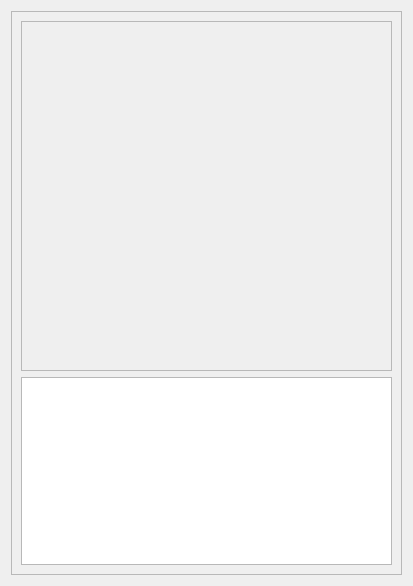
ashleefoureyes/quackjaws, file deliverable2-code/d2-source/viewanimals.ui: the form before one commit.
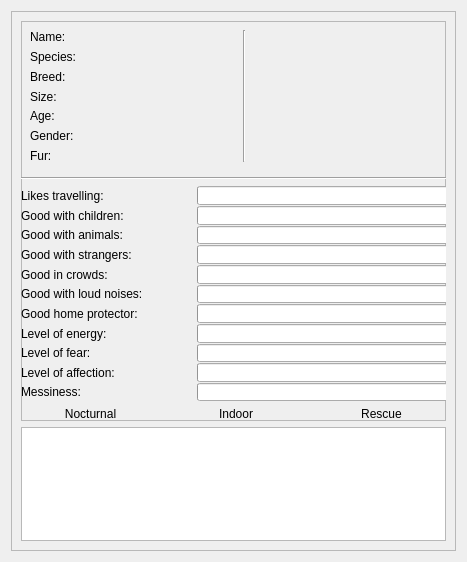
The form after the commit. Icons and pictures are not drawn.

Commit message: Animal view layout created

```diff
--- a/deliverable2-code/d2-source/viewanimals.ui
+++ b/deliverable2-code/d2-source/viewanimals.ui
@@ -6,8 +6,8 @@
    <rect>
     <x>0</x>
     <y>0</y>
-    <width>413</width>
-    <height>586</height>
+    <width>467</width>
+    <height>562</height>
    </rect>
   </property>
   <property name="windowTitle">
@@ -24,8 +24,8 @@
        <rect>
         <x>0</x>
         <y>0</y>
-        <width>399</width>
-        <height>572</height>
+        <width>453</width>
+        <height>548</height>
        </rect>
       </property>
       <layout class="QGridLayout" name="gridLayout_2">
@@ -37,7 +37,7 @@
          <property name="minimumSize">
           <size>
            <width>250</width>
-           <height>350</height>
+           <height>400</height>
           </size>
          </property>
          <property name="frameShape">
@@ -46,6 +46,730 @@
          <property name="frameShadow">
           <enum>QFrame::Raised</enum>
          </property>
+         <widget class="QWidget" name="widget_2" native="true">
+          <property name="geometry">
+           <rect>
+            <x>0</x>
+            <y>0</y>
+            <width>430</width>
+            <height>400</height>
+           </rect>
+          </property>
+          <property name="minimumSize">
+           <size>
+            <width>430</width>
+            <height>400</height>
+           </size>
+          </property>
+          <property name="maximumSize">
+           <size>
+            <width>430</width>
+            <height>400</height>
+           </size>
+          </property>
+          <layout class="QVBoxLayout" name="verticalLayout_4">
+           <item>
+            <widget class="QWidget" name="widget" native="true">
+             <property name="minimumSize">
+              <size>
+               <width>440</width>
+               <height>0</height>
+              </size>
+             </property>
+             <property name="maximumSize">
+              <size>
+               <width>400</width>
+               <height>150</height>
+              </size>
+             </property>
+             <layout class="QHBoxLayout" name="horizontalLayout_2">
+              <item>
+               <layout class="QVBoxLayout" name="verticalLayout">
+                <item>
+                 <layout class="QHBoxLayout" name="name">
+                  <item>
+                   <widget class="QLabel" name="lbName">
+                    <property name="minimumSize">
+                     <size>
+                      <width>50</width>
+                      <height>0</height>
+                     </size>
+                    </property>
+                    <property name="text">
+                     <string>Name:</string>
+                    </property>
+                   </widget>
+                  </item>
+                  <item>
+                   <widget class="QLabel" name="aName">
+                    <property name="minimumSize">
+                     <size>
+                      <width>100</width>
+                      <height>0</height>
+                     </size>
+                    </property>
+                    <property name="text">
+                     <string/>
+                    </property>
+                   </widget>
+                  </item>
+                 </layout>
+                </item>
+                <item>
+                 <layout class="QHBoxLayout" name="species">
+                  <item>
+                   <widget class="QLabel" name="lbSpecies">
+                    <property name="minimumSize">
+                     <size>
+                      <width>50</width>
+                      <height>0</height>
+                     </size>
+                    </property>
+                    <property name="text">
+                     <string>Species:</string>
+                    </property>
+                   </widget>
+                  </item>
+                  <item>
+                   <widget class="QLabel" name="aSpecies">
+                    <property name="minimumSize">
+                     <size>
+                      <width>100</width>
+                      <height>0</height>
+                     </size>
+                    </property>
+                    <property name="text">
+                     <string/>
+                    </property>
+                   </widget>
+                  </item>
+                 </layout>
+                </item>
+                <item>
+                 <layout class="QHBoxLayout" name="breed">
+                  <item>
+                   <widget class="QLabel" name="lbBreed">
+                    <property name="minimumSize">
+                     <size>
+                      <width>50</width>
+                      <height>0</height>
+                     </size>
+                    </property>
+                    <property name="text">
+                     <string>Breed:</string>
+                    </property>
+                   </widget>
+                  </item>
+                  <item>
+                   <widget class="QLabel" name="aBreed">
+                    <property name="minimumSize">
+                     <size>
+                      <width>100</width>
+                      <height>0</height>
+                     </size>
+                    </property>
+                    <property name="text">
+                     <string/>
+                    </property>
+                   </widget>
+                  </item>
+                 </layout>
+                </item>
+                <item>
+                 <layout class="QHBoxLayout" name="size">
+                  <item>
+                   <widget class="QLabel" name="lbSize">
+                    <property name="minimumSize">
+                     <size>
+                      <width>50</width>
+                      <height>0</height>
+                     </size>
+                    </property>
+                    <property name="text">
+                     <string>Size:</string>
+                    </property>
+                   </widget>
+                  </item>
+                  <item>
+                   <widget class="QLabel" name="aSize">
+                    <property name="minimumSize">
+                     <size>
+                      <width>100</width>
+                      <height>0</height>
+                     </size>
+                    </property>
+                    <property name="text">
+                     <string/>
+                    </property>
+                   </widget>
+                  </item>
+                 </layout>
+                </item>
+                <item>
+                 <layout class="QHBoxLayout" name="age">
+                  <item>
+                   <widget class="QLabel" name="lbAge">
+                    <property name="minimumSize">
+                     <size>
+                      <width>50</width>
+                      <height>0</height>
+                     </size>
+                    </property>
+                    <property name="text">
+                     <string>Age:</string>
+                    </property>
+                   </widget>
+                  </item>
+                  <item>
+                   <widget class="QLabel" name="aAge">
+                    <property name="minimumSize">
+                     <size>
+                      <width>100</width>
+                      <height>0</height>
+                     </size>
+                    </property>
+                    <property name="text">
+                     <string/>
+                    </property>
+                   </widget>
+                  </item>
+                 </layout>
+                </item>
+                <item>
+                 <layout class="QHBoxLayout" name="gender">
+                  <item>
+                   <widget class="QLabel" name="lbGender">
+                    <property name="minimumSize">
+                     <size>
+                      <width>50</width>
+                      <height>0</height>
+                     </size>
+                    </property>
+                    <property name="text">
+                     <string>Gender:</string>
+                    </property>
+                   </widget>
+                  </item>
+                  <item>
+                   <widget class="QLabel" name="aGender">
+                    <property name="minimumSize">
+                     <size>
+                      <width>100</width>
+                      <height>0</height>
+                     </size>
+                    </property>
+                    <property name="text">
+                     <string/>
+                    </property>
+                   </widget>
+                  </item>
+                 </layout>
+                </item>
+                <item>
+                 <layout class="QHBoxLayout" name="fur">
+                  <item>
+                   <widget class="QLabel" name="lbFur">
+                    <property name="minimumSize">
+                     <size>
+                      <width>50</width>
+                      <height>0</height>
+                     </size>
+                    </property>
+                    <property name="text">
+                     <string>Fur:</string>
+                    </property>
+                   </widget>
+                  </item>
+                  <item>
+                   <widget class="QLabel" name="aFur">
+                    <property name="minimumSize">
+                     <size>
+                      <width>100</width>
+                      <height>0</height>
+                     </size>
+                    </property>
+                    <property name="text">
+                     <string/>
+                    </property>
+                   </widget>
+                  </item>
+                 </layout>
+                </item>
+               </layout>
+              </item>
+              <item>
+               <widget class="Line" name="line_2">
+                <property name="orientation">
+                 <enum>Qt::Vertical</enum>
+                </property>
+               </widget>
+              </item>
+              <item>
+               <widget class="QLabel" name="lbAnimalImage">
+                <property name="minimumSize">
+                 <size>
+                  <width>200</width>
+                  <height>140</height>
+                 </size>
+                </property>
+                <property name="maximumSize">
+                 <size>
+                  <width>200</width>
+                  <height>140</height>
+                 </size>
+                </property>
+                <property name="text">
+                 <string/>
+                </property>
+                <property name="pixmap">
+                 <pixmap>../../../../dog-silhouette-hunting-dog.jpg</pixmap>
+                </property>
+                <property name="scaledContents">
+                 <bool>true</bool>
+                </property>
+               </widget>
+              </item>
+             </layout>
+            </widget>
+           </item>
+           <item>
+            <widget class="Line" name="line">
+             <property name="orientation">
+              <enum>Qt::Horizontal</enum>
+             </property>
+            </widget>
+           </item>
+           <item>
+            <layout class="QVBoxLayout" name="verticalLayout_3">
+             <item>
+              <layout class="QVBoxLayout" name="verticalLayout_2">
+               <property name="spacing">
+                <number>1</number>
+               </property>
+               <property name="sizeConstraint">
+                <enum>QLayout::SetDefaultConstraint</enum>
+               </property>
+               <item>
+                <layout class="QHBoxLayout" name="likesTravel">
+                 <item>
+                  <widget class="QLabel" name="lbLikesTravel">
+                   <property name="minimumSize">
+                    <size>
+                     <width>175</width>
+                     <height>0</height>
+                    </size>
+                   </property>
+                   <property name="text">
+                    <string>Likes travelling:</string>
+                   </property>
+                  </widget>
+                 </item>
+                 <item>
+                  <widget class="QProgressBar" name="barLikesTravel">
+                   <property name="minimumSize">
+                    <size>
+                     <width>175</width>
+                     <height>0</height>
+                    </size>
+                   </property>
+                   <property name="value">
+                    <number>0</number>
+                   </property>
+                   <property name="textVisible">
+                    <bool>false</bool>
+                   </property>
+                  </widget>
+                 </item>
+                </layout>
+               </item>
+               <item>
+                <layout class="QHBoxLayout" name="goodwChildren">
+                 <item>
+                  <widget class="QLabel" name="lbChildren">
+                   <property name="minimumSize">
+                    <size>
+                     <width>175</width>
+                     <height>0</height>
+                    </size>
+                   </property>
+                   <property name="text">
+                    <string>Good with children:</string>
+                   </property>
+                  </widget>
+                 </item>
+                 <item>
+                  <widget class="QProgressBar" name="barChildren">
+                   <property name="minimumSize">
+                    <size>
+                     <width>175</width>
+                     <height>0</height>
+                    </size>
+                   </property>
+                   <property name="value">
+                    <number>0</number>
+                   </property>
+                   <property name="textVisible">
+                    <bool>false</bool>
+                   </property>
+                  </widget>
+                 </item>
+                </layout>
+               </item>
+               <item>
+                <layout class="QHBoxLayout" name="goodwAnimals">
+                 <item>
+                  <widget class="QLabel" name="lbAnimals">
+                   <property name="minimumSize">
+                    <size>
+                     <width>175</width>
+                     <height>0</height>
+                    </size>
+                   </property>
+                   <property name="text">
+                    <string>Good with animals:</string>
+                   </property>
+                  </widget>
+                 </item>
+                 <item>
+                  <widget class="QProgressBar" name="barAnimals">
+                   <property name="minimumSize">
+                    <size>
+                     <width>175</width>
+                     <height>0</height>
+                    </size>
+                   </property>
+                   <property name="value">
+                    <number>0</number>
+                   </property>
+                   <property name="textVisible">
+                    <bool>false</bool>
+                   </property>
+                  </widget>
+                 </item>
+                </layout>
+               </item>
+               <item>
+                <layout class="QHBoxLayout" name="goodwStrangers">
+                 <item>
+                  <widget class="QLabel" name="lbStrangers">
+                   <property name="minimumSize">
+                    <size>
+                     <width>175</width>
+                     <height>0</height>
+                    </size>
+                   </property>
+                   <property name="text">
+                    <string>Good with strangers:</string>
+                   </property>
+                  </widget>
+                 </item>
+                 <item>
+                  <widget class="QProgressBar" name="barStrangers">
+                   <property name="minimumSize">
+                    <size>
+                     <width>175</width>
+                     <height>0</height>
+                    </size>
+                   </property>
+                   <property name="value">
+                    <number>0</number>
+                   </property>
+                   <property name="textVisible">
+                    <bool>false</bool>
+                   </property>
+                  </widget>
+                 </item>
+                </layout>
+               </item>
+               <item>
+                <layout class="QHBoxLayout" name="goodinCrowds">
+                 <item>
+                  <widget class="QLabel" name="lbCrowds">
+                   <property name="minimumSize">
+                    <size>
+                     <width>175</width>
+                     <height>0</height>
+                    </size>
+                   </property>
+                   <property name="text">
+                    <string>Good in crowds:</string>
+                   </property>
+                  </widget>
+                 </item>
+                 <item>
+                  <widget class="QProgressBar" name="barCrowds">
+                   <property name="minimumSize">
+                    <size>
+                     <width>175</width>
+                     <height>0</height>
+                    </size>
+                   </property>
+                   <property name="value">
+                    <number>0</number>
+                   </property>
+                   <property name="textVisible">
+                    <bool>false</bool>
+                   </property>
+                  </widget>
+                 </item>
+                </layout>
+               </item>
+               <item>
+                <layout class="QHBoxLayout" name="goodwNoise">
+                 <item>
+                  <widget class="QLabel" name="lbNoise">
+                   <property name="minimumSize">
+                    <size>
+                     <width>175</width>
+                     <height>0</height>
+                    </size>
+                   </property>
+                   <property name="text">
+                    <string>Good with loud noises:</string>
+                   </property>
+                  </widget>
+                 </item>
+                 <item>
+                  <widget class="QProgressBar" name="barNoise">
+                   <property name="minimumSize">
+                    <size>
+                     <width>175</width>
+                     <height>0</height>
+                    </size>
+                   </property>
+                   <property name="value">
+                    <number>0</number>
+                   </property>
+                   <property name="textVisible">
+                    <bool>false</bool>
+                   </property>
+                  </widget>
+                 </item>
+                </layout>
+               </item>
+               <item>
+                <layout class="QHBoxLayout" name="goodProtector">
+                 <item>
+                  <widget class="QLabel" name="lbProtector">
+                   <property name="minimumSize">
+                    <size>
+                     <width>175</width>
+                     <height>0</height>
+                    </size>
+                   </property>
+                   <property name="text">
+                    <string>Good home protector:</string>
+                   </property>
+                  </widget>
+                 </item>
+                 <item>
+                  <widget class="QProgressBar" name="barProtector">
+                   <property name="minimumSize">
+                    <size>
+                     <width>175</width>
+                     <height>0</height>
+                    </size>
+                   </property>
+                   <property name="value">
+                    <number>0</number>
+                   </property>
+                   <property name="textVisible">
+                    <bool>false</bool>
+                   </property>
+                  </widget>
+                 </item>
+                </layout>
+               </item>
+               <item>
+                <layout class="QHBoxLayout" name="lvlEnergy">
+                 <item>
+                  <widget class="QLabel" name="lbEnergy">
+                   <property name="minimumSize">
+                    <size>
+                     <width>175</width>
+                     <height>0</height>
+                    </size>
+                   </property>
+                   <property name="text">
+                    <string>Level of energy:</string>
+                   </property>
+                  </widget>
+                 </item>
+                 <item>
+                  <widget class="QProgressBar" name="barEnergy">
+                   <property name="minimumSize">
+                    <size>
+                     <width>175</width>
+                     <height>0</height>
+                    </size>
+                   </property>
+                   <property name="value">
+                    <number>0</number>
+                   </property>
+                   <property name="textVisible">
+                    <bool>false</bool>
+                   </property>
+                  </widget>
+                 </item>
+                </layout>
+               </item>
+               <item>
+                <layout class="QHBoxLayout" name="lvlFear">
+                 <item>
+                  <widget class="QLabel" name="lbFear">
+                   <property name="minimumSize">
+                    <size>
+                     <width>175</width>
+                     <height>0</height>
+                    </size>
+                   </property>
+                   <property name="text">
+                    <string>Level of fear:</string>
+                   </property>
+                  </widget>
+                 </item>
+                 <item>
+                  <widget class="QProgressBar" name="barFear">
+                   <property name="minimumSize">
+                    <size>
+                     <width>175</width>
+                     <height>0</height>
+                    </size>
+                   </property>
+                   <property name="value">
+                    <number>0</number>
+                   </property>
+                   <property name="textVisible">
+                    <bool>false</bool>
+                   </property>
+                  </widget>
+                 </item>
+                </layout>
+               </item>
+               <item>
+                <layout class="QHBoxLayout" name="lvlAffection">
+                 <item>
+                  <widget class="QLabel" name="lbAffection">
+                   <property name="minimumSize">
+                    <size>
+                     <width>175</width>
+                     <height>0</height>
+                    </size>
+                   </property>
+                   <property name="text">
+                    <string>Level of affection:</string>
+                   </property>
+                  </widget>
+                 </item>
+                 <item>
+                  <widget class="QProgressBar" name="barAffection">
+                   <property name="minimumSize">
+                    <size>
+                     <width>175</width>
+                     <height>0</height>
+                    </size>
+                   </property>
+                   <property name="value">
+                    <number>0</number>
+                   </property>
+                   <property name="textVisible">
+                    <bool>false</bool>
+                   </property>
+                  </widget>
+                 </item>
+                </layout>
+               </item>
+               <item>
+                <layout class="QHBoxLayout" name="messiness">
+                 <item>
+                  <widget class="QLabel" name="lbMessy">
+                   <property name="minimumSize">
+                    <size>
+                     <width>175</width>
+                     <height>0</height>
+                    </size>
+                   </property>
+                   <property name="text">
+                    <string>Messiness:</string>
+                   </property>
+                  </widget>
+                 </item>
+                 <item>
+                  <widget class="QProgressBar" name="barMessy">
+                   <property name="minimumSize">
+                    <size>
+                     <width>175</width>
+                     <height>0</height>
+                    </size>
+                   </property>
+                   <property name="value">
+                    <number>0</number>
+                   </property>
+                   <property name="textVisible">
+                    <bool>false</bool>
+                   </property>
+                  </widget>
+                 </item>
+                </layout>
+               </item>
+              </layout>
+             </item>
+             <item>
+              <layout class="QHBoxLayout" name="horizontalLayout">
+               <item>
+                <widget class="QLabel" name="lbNocturnal">
+                 <property name="minimumSize">
+                  <size>
+                   <width>100</width>
+                   <height>0</height>
+                  </size>
+                 </property>
+                 <property name="text">
+                  <string>Nocturnal</string>
+                 </property>
+                 <property name="alignment">
+                  <set>Qt::AlignCenter</set>
+                 </property>
+                </widget>
+               </item>
+               <item>
+                <widget class="QLabel" name="lbIndoor">
+                 <property name="minimumSize">
+                  <size>
+                   <width>100</width>
+                   <height>0</height>
+                  </size>
+                 </property>
+                 <property name="text">
+                  <string>Indoor</string>
+                 </property>
+                 <property name="alignment">
+                  <set>Qt::AlignCenter</set>
+                 </property>
+                </widget>
+               </item>
+               <item>
+                <widget class="QLabel" name="lbHistory">
+                 <property name="minimumSize">
+                  <size>
+                   <width>100</width>
+                   <height>0</height>
+                  </size>
+                 </property>
+                 <property name="text">
+                  <string>Rescue</string>
+                 </property>
+                 <property name="alignment">
+                  <set>Qt::AlignCenter</set>
+                 </property>
+                </widget>
+               </item>
+              </layout>
+             </item>
+            </layout>
+           </item>
+          </layout>
+         </widget>
         </widget>
        </item>
       </layout>
```
The commit also changes 3 other files.
